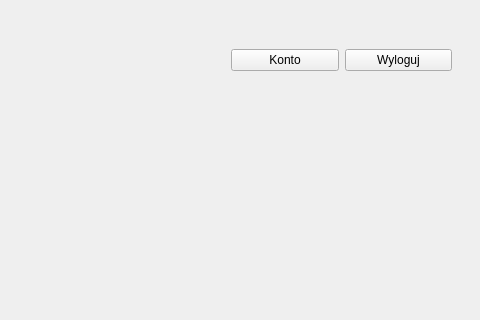
Old version of the form mainpage.ui in the repository Dysky2/SEP; both pictures show x 699 to 1179 and y 0 to 320 of the 1179 by 747 pixel window.
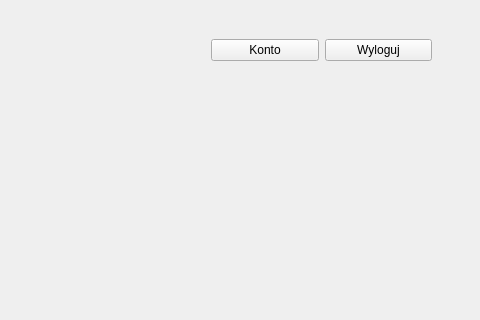
New version of the form.

```diff
--- a/mainpage.ui
+++ b/mainpage.ui
@@ -64,8 +64,8 @@
    <widget class="QWidget" name="layoutWidget">
     <property name="geometry">
      <rect>
-      <x>930</x>
-      <y>30</y>
+      <x>910</x>
+      <y>20</y>
       <width>221</width>
       <height>61</height>
      </rect>
```
